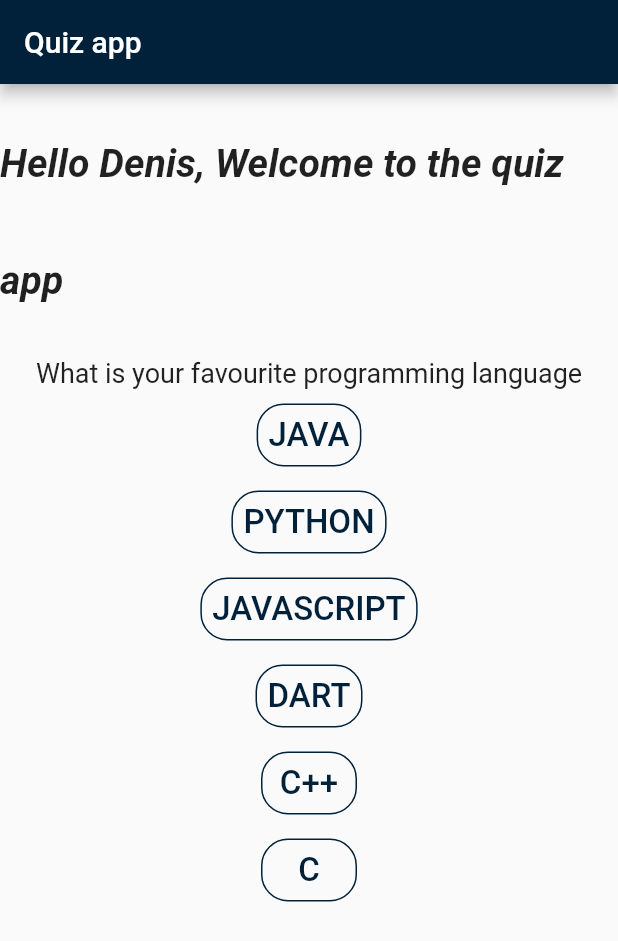
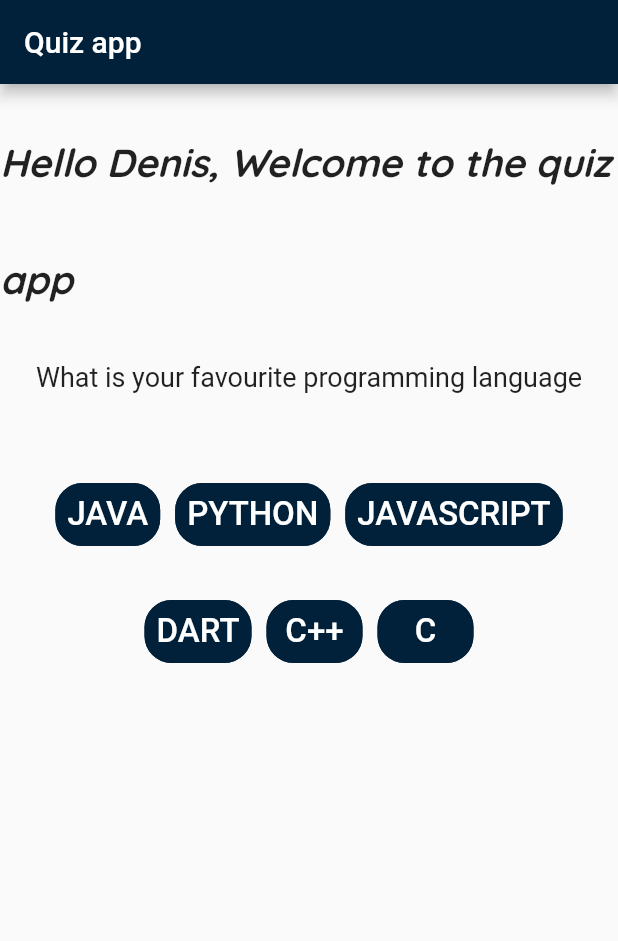
Before and after one commit to dnspascal/third-project, a Flutter app: the screen it shows after launch, on a phone screen of 412 x 824 dp. Shown: the top 941 px of the screen. Run offline on Flutter 3.47's test engine with Material 2 defaults, Android fonts, the phone set to English and light mode, and no system bars.

Commit message:
I changed the color of the buttons and the alignment

```diff
--- a/lib/main.dart
+++ b/lib/main.dart
@@ -21,17 +21,29 @@ class QuizApp extends StatelessWidget {
               style: TextStyle(
                   height: 3,
                   fontWeight: FontWeight.bold,
+                  fontFamily: "Quicksand",
                   fontSize: 26,
                   fontStyle: FontStyle.italic),
             ),
+            SizedBox(height: 3),
             Text("What is your favourite programming language",
                 style: TextStyle(height: 3, fontSize: 18)),
+            SizedBox(
+              height: 50,
+            ),
             Column(
+              mainAxisAlignment: MainAxisAlignment.center,
+              children: [
+                Row(
                   mainAxisAlignment: MainAxisAlignment.center,
                   children: [
                     TextButton(
                       style: ButtonStyle(
-                    shape: MaterialStateProperty.all<RoundedRectangleBorder>(
+                        backgroundColor: MaterialStateProperty.all(
+                          Color.fromARGB(255, 1, 33, 58),
+                        ),
+                        shape:
+                            MaterialStateProperty.all<RoundedRectangleBorder>(
                                 RoundedRectangleBorder(
                                     borderRadius: BorderRadius.circular(18.0),
                                     side: BorderSide(
@@ -43,14 +55,21 @@ class QuizApp extends StatelessWidget {
                         "JAVA",
                         style: TextStyle(
                           fontSize: 22,
-                      color: Color.fromARGB(255, 1, 33, 58),
+                          color: Colors.white,
                         ),
                       ),
+                    ),
+                    SizedBox(
+                      width: 10,
                     ),
                     SizedBox(height: 10),
                     TextButton(
                       style: ButtonStyle(
-                    shape: MaterialStateProperty.all<RoundedRectangleBorder>(
+                        backgroundColor: MaterialStateProperty.all(
+                          Color.fromARGB(255, 1, 33, 58),
+                        ),
+                        shape:
+                            MaterialStateProperty.all<RoundedRectangleBorder>(
                                 RoundedRectangleBorder(
                                     borderRadius: BorderRadius.circular(18.0),
                                     side: BorderSide(
@@ -62,16 +81,20 @@ class QuizApp extends StatelessWidget {
                         "PYTHON",
                         style: TextStyle(
                           fontSize: 22,
-                      color: Color.fromARGB(255, 1, 33, 58),
+                          color: Colors.white,
                         ),
                       ),
                     ),
                     SizedBox(
-                  height: 10,
+                      width: 10,
                     ),
                     TextButton(
                       style: ButtonStyle(
-                    shape: MaterialStateProperty.all<RoundedRectangleBorder>(
+                        backgroundColor: MaterialStateProperty.all(
+                          Color.fromARGB(255, 1, 33, 58),
+                        ),
+                        shape:
+                            MaterialStateProperty.all<RoundedRectangleBorder>(
                                 RoundedRectangleBorder(
                                     borderRadius: BorderRadius.circular(18.0),
                                     side: BorderSide(
@@ -83,16 +106,25 @@ class QuizApp extends StatelessWidget {
                         "JAVASCRIPT",
                         style: TextStyle(
                           fontSize: 22,
-                      color: Color.fromARGB(255, 1, 33, 58),
+                          color: Colors.white,
                         ),
                       ),
                     ),
+                  ],
+                ),
                 SizedBox(
-                  height: 10,
+                  height: 30,
                 ),
+                Row(
+                  mainAxisAlignment: MainAxisAlignment.center,
+                  children: [
                     TextButton(
                       style: ButtonStyle(
-                    shape: MaterialStateProperty.all<RoundedRectangleBorder>(
+                        backgroundColor: MaterialStateProperty.all(
+                          Color.fromARGB(255, 1, 33, 58),
+                        ),
+                        shape:
+                            MaterialStateProperty.all<RoundedRectangleBorder>(
                                 RoundedRectangleBorder(
                                     borderRadius: BorderRadius.circular(18.0),
                                     side: BorderSide(
@@ -104,16 +136,20 @@ class QuizApp extends StatelessWidget {
                         "DART",
                         style: TextStyle(
                           fontSize: 22,
-                      color: Color.fromARGB(255, 1, 33, 58),
+                          color: Colors.white,
                         ),
                       ),
                     ),
                     SizedBox(
-                  height: 10,
+                      width: 10,
                     ),
                     TextButton(
                       style: ButtonStyle(
-                    shape: MaterialStateProperty.all<RoundedRectangleBorder>(
+                        backgroundColor: MaterialStateProperty.all(
+                          Color.fromARGB(255, 1, 33, 58),
+                        ),
+                        shape:
+                            MaterialStateProperty.all<RoundedRectangleBorder>(
                                 RoundedRectangleBorder(
                                     borderRadius: BorderRadius.circular(18.0),
                                     side: BorderSide(
@@ -125,14 +161,18 @@ class QuizApp extends StatelessWidget {
                         "C++",
                         style: TextStyle(
                           fontSize: 22,
-                      color: Color.fromARGB(255, 1, 33, 58),
+                          color: Colors.white,
                         ),
                       ),
                     ),
-                SizedBox(height: 10),
+                    SizedBox(width: 10),
                     TextButton(
                       style: ButtonStyle(
-                    shape: MaterialStateProperty.all<RoundedRectangleBorder>(
+                        backgroundColor: MaterialStateProperty.all(
+                          Color.fromARGB(255, 1, 33, 58),
+                        ),
+                        shape:
+                            MaterialStateProperty.all<RoundedRectangleBorder>(
                                 RoundedRectangleBorder(
                                     borderRadius: BorderRadius.circular(18.0),
                                     side: BorderSide(
@@ -144,9 +184,11 @@ class QuizApp extends StatelessWidget {
                         "C",
                         style: TextStyle(
                           fontSize: 22,
-                      color: Color.fromARGB(255, 1, 33, 58),
+                          color: Colors.white,
                         ),
                       ),
+                    ),
+                  ],
                 ),
               ],
             ),
```
Lines whose indentation alone changed are shown as unchanged.
